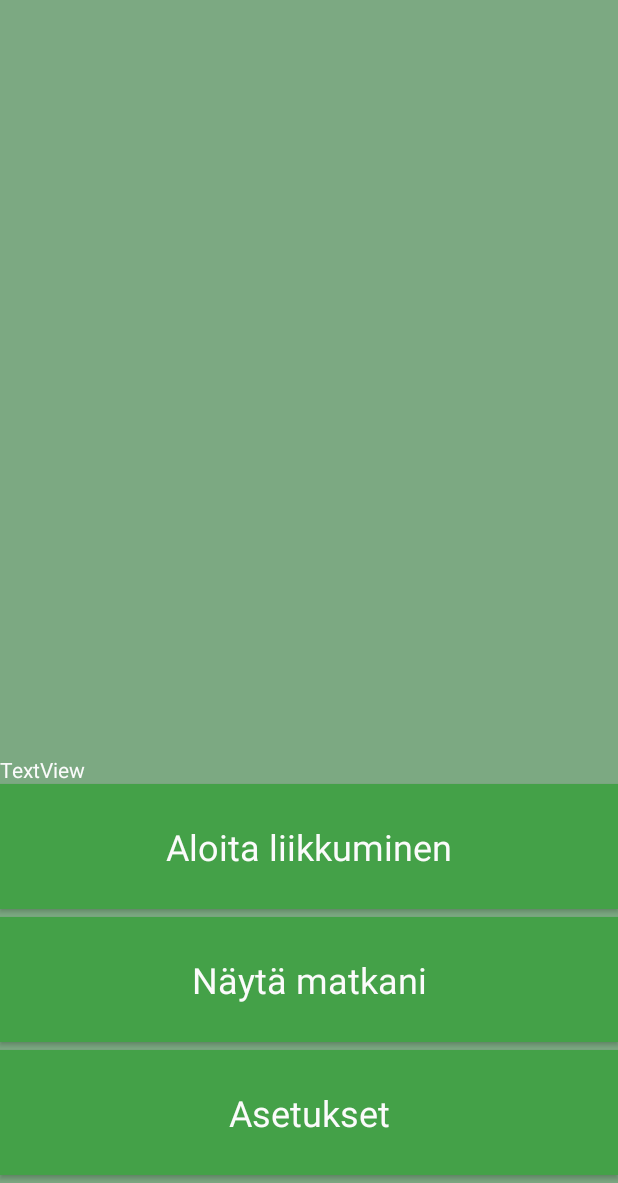
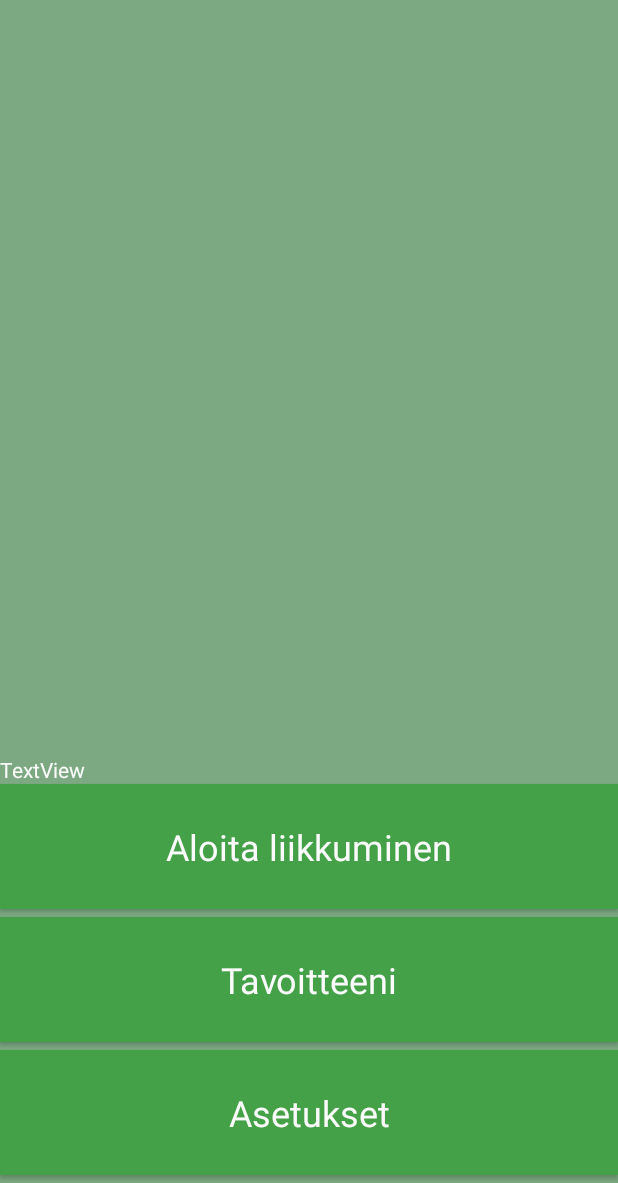
Before and after one commit to timonen/mobiilikurssi, an Android app: the screen it shows after launch (MapsActivity), on a phone screen of 412 x 824 dp, the part 53-1236 px from its top. Run offline under Robolectric (Android 15) with nearby library versions, the phone set to English and light mode, and no system bars.

Commit message:
Update strings.xml

```diff
--- a/app/src/main/res/values/strings.xml
+++ b/app/src/main/res/values/strings.xml
@@ -4,7 +4,7 @@
     <!--Main -->
     <string name="string_settings">Asetukset</string>
     <string name="string_start_journey">Aloita liikkuminen</string>
-    <string name="string_show_history">Näytä matkani</string>
+    <string name="string_show_history">Tavoitteeni</string>
 
     <!--Calendar -->
     <string name="string_calendar">Kalenteri</string>
```
